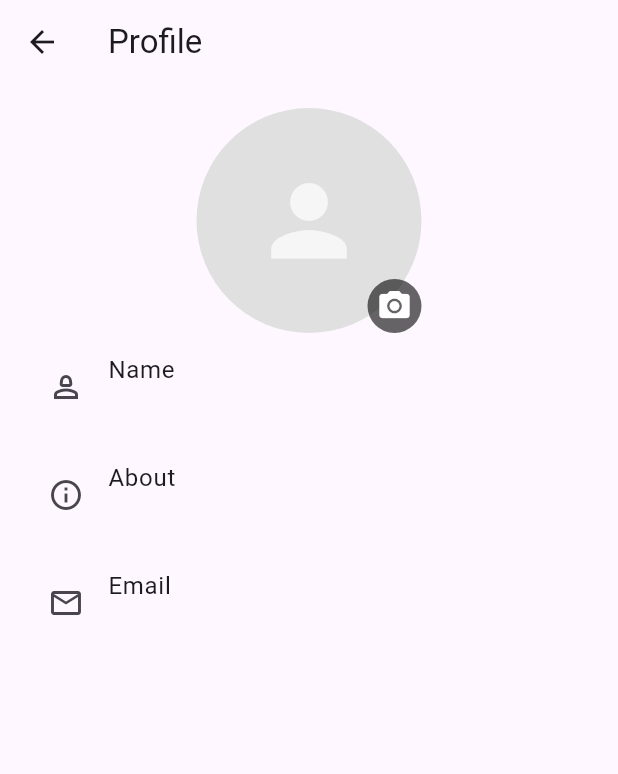
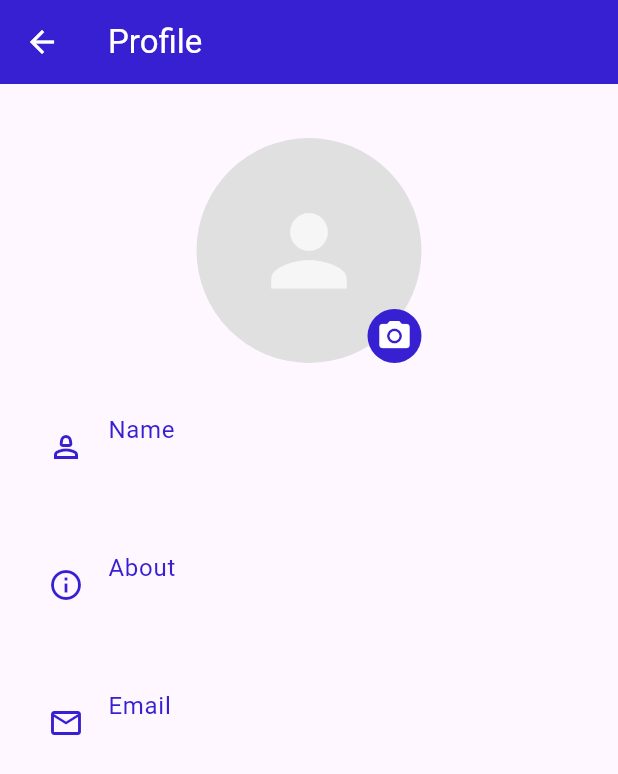
Before and after one commit to Abdullahshaz70/myChatApp, a Flutter app: the Profile screen opened directly, on a phone screen of 412 x 824 dp. Shown: the top 774 px of the screen. Run offline on Flutter 3.47's test engine with Material 3 defaults, Android fonts, the phone set to English and light mode, and no system bars; our stand-ins replace cloud_firestore, firebase_auth, firebase_core, image_picker; accounts and stored records are empty; network calls fail.

Commit message:
Profile Ui done

```diff
--- a/lib/profileSection/ProfileAbout.dart
+++ b/lib/profileSection/ProfileAbout.dart
@@ -13,6 +13,9 @@ class ProfileAbout extends StatefulWidget {
 class _ProfileAbout extends State<ProfileAbout> {
   final TextEditingController _controller = TextEditingController();
   final FocusNode _focusNode = FocusNode();
+
+  final Color pp = Color.fromRGBO(55, 32, 209, 1.0);
+
 
   @override
   void initState() {
@@ -97,8 +100,13 @@ class _ProfileAbout extends State<ProfileAbout> {
                   right: 16,
                   bottom: 16,
                   child: SizedBox(
+
                     height: 56,
                     child: ElevatedButton(
+                      style: ElevatedButton.styleFrom(
+                        backgroundColor: pp,
+                        foregroundColor: Colors.white
+                      ),
                       onPressed: () async{
 
                         final about = _controller.text.trim();
--- a/lib/profileSection/profile.dart
+++ b/lib/profileSection/profile.dart
@@ -22,7 +22,7 @@ class Profile extends StatefulWidget {
 
 class _Profile extends State<Profile> {
 
-
+final Color pp = Color.fromRGBO(55, 32, 209, 1.0);
 
 
   bool showError = false;
@@ -131,6 +131,8 @@ class _Profile extends State<Profile> {
 
     return Scaffold(
       appBar: AppBar(
+        backgroundColor: pp,
+        foregroundColor: Colors.white,
         title: Text("Profile"),
       ),
 
@@ -140,6 +142,8 @@ class _Profile extends State<Profile> {
           child: Column(
             crossAxisAlignment: CrossAxisAlignment.start,
             children: [
+
+              const SizedBox(height: 20,),
 
               Center(
                 child: Stack(
@@ -171,7 +175,7 @@ class _Profile extends State<Profile> {
                         child: Container(
                           decoration: BoxDecoration(
                             shape: BoxShape.circle,
-                            color: Color.fromRGBO(0, 0, 0, 0.6),
+                            color: pp,
 
                           ),
                           padding: EdgeInsets.all(6),
@@ -189,10 +193,12 @@ class _Profile extends State<Profile> {
                 ),
               ),
 
+              const SizedBox(height: 20,),
 
               ListTile(
-                  leading: Icon(Icons.person_2_outlined),
-                  title: Text("Name"),
+                  leading: Icon(Icons.person_2_outlined , color: pp,),
+                  title: Text("Name",
+                  style: TextStyle(color: pp),),
                   subtitle: Text(user!.name),
 
                   onTap: (){
@@ -201,11 +207,13 @@ class _Profile extends State<Profile> {
 
                 ),
 
+              const SizedBox(height: 20,),
 
 
               ListTile(
-                  leading: Icon(Icons.info_outline),
-                  title: Text("About"),
+                  leading: Icon(Icons.info_outline,color: pp,),
+                  title: Text("About",
+                    style: TextStyle(color: pp),),
                   subtitle: Text(user.about),
 
                   onTap: (){
@@ -214,12 +222,14 @@ class _Profile extends State<Profile> {
 
                 ),
 
+              const SizedBox(height: 20,),
 
               GestureDetector(
                 onTap: ()=> triggerError(),
                 child: ListTile(
-                  leading: Icon(Icons.email_outlined),
-                  title: Text("Email"),
+                  leading: Icon(Icons.email_outlined,color: pp,),
+                  title: Text("Email",
+                    style: TextStyle(color: pp),),
                   subtitle: Text(user.email),
 
                 ),
--- a/lib/profileSection/profileName.dart
+++ b/lib/profileSection/profileName.dart
@@ -40,6 +40,8 @@ class _ProfileName extends State<ProfileName> {
 
 
   Widget build(BuildContext context) {
+
+    final Color pp = Color.fromRGBO(55, 32, 209, 1.0);
 
 
     return Scaffold(
@@ -123,6 +125,12 @@ class _ProfileName extends State<ProfileName> {
                       Navigator.pop(context);
 
                     },
+
+                    style: ElevatedButton.styleFrom(
+                        backgroundColor: pp,
+                        foregroundColor: Colors.white
+                    ),
+
                     child: Text("Save"),
                   ),
                 ),
```
